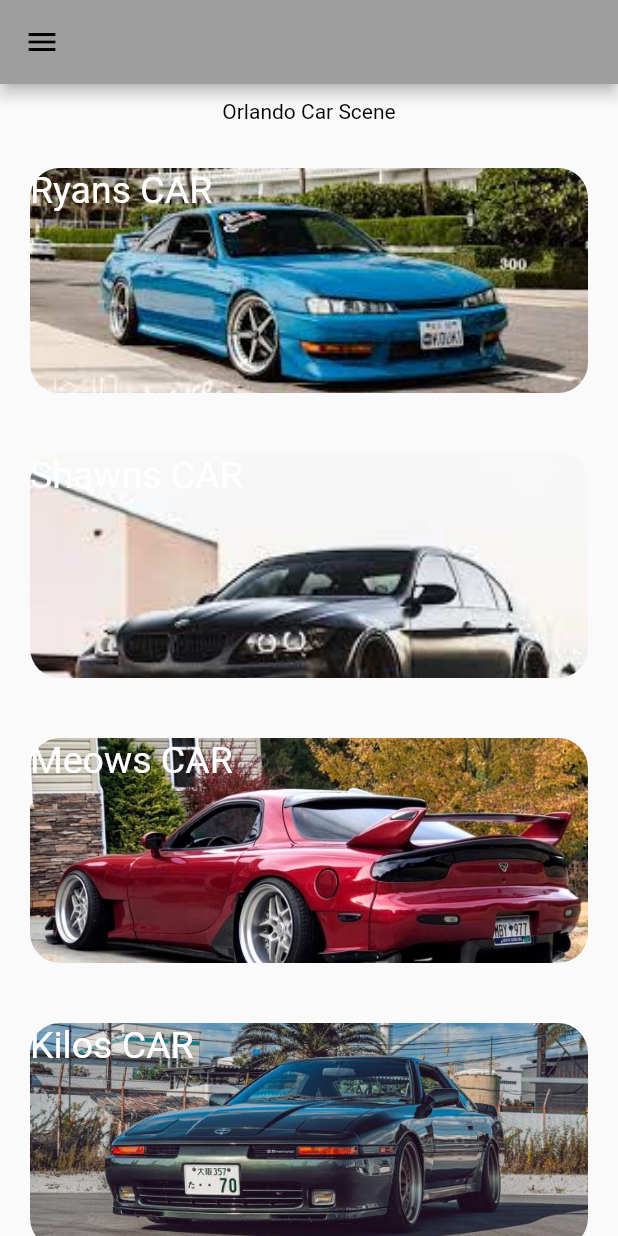
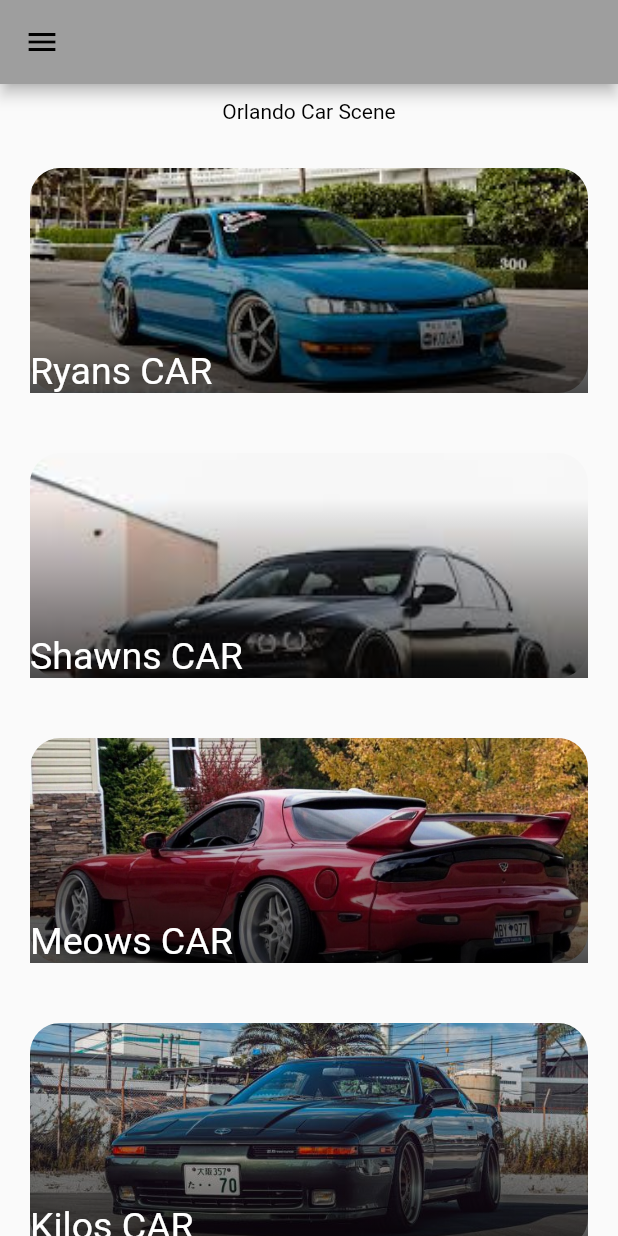
Before and after one commit to Luna-Development/street_scene, a Flutter app: the screen it shows once a user with an empty profile is signed in, on a phone screen of 412 x 824 dp. Run offline on Flutter 3.47's test engine with Material 2 defaults, Android fonts, the phone set to English and light mode, and no system bars; our stand-ins replace firebase_auth, firebase_core; accounts and stored records are empty; network calls fail.

Commit message:
finished viewcar ui and pass object to new page

```diff
--- a/lib/screens/home_screen.dart
+++ b/lib/screens/home_screen.dart
@@ -1,7 +1,7 @@
 import 'package:flutter/material.dart';
 import 'package:street_scene/models/car_model.dart';
 import 'package:street_scene/models/utils.dart';
-import 'package:vertical_card_pager/vertical_card_pager.dart';
+import 'package:street_scene/screens/selectedcard.dart';
 
 class HomeScreen extends StatelessWidget {
   List<ShowCars> showcars = Utils.getShowCars();
@@ -31,7 +31,18 @@ class HomeScreen extends StatelessWidget {
               child: ListView.builder(
                 itemCount: showcars.length,
                 itemBuilder: (BuildContext ctx, int index) {
-                  return Container(
+                  return GestureDetector(
+                    onTap: () {
+                      Navigator.push(
+                        context,
+                        MaterialPageRoute(
+                          builder: (context) => SelectedCard(
+                            showCars: this.showcars[index],
+                          ),
+                        ),
+                      );
+                    },
+                    child: Container(
                       margin: EdgeInsets.all(20),
                       height: 150,
                       child: Stack(
@@ -47,7 +58,26 @@ class HomeScreen extends StatelessWidget {
                               ),
                             ),
                           ),
-                        Row(
+                          Positioned(
+                            bottom: 0,
+                            left: 0,
+                            right: 0,
+                            child: Container(
+                              height: 120,
+                              decoration: BoxDecoration(
+                                gradient: LinearGradient(
+                                    begin: Alignment.bottomCenter,
+                                    end: Alignment.topCenter,
+                                    colors: [
+                                      Colors.black.withOpacity(0.7),
+                                      Colors.transparent
+                                    ]),
+                              ),
+                            ),
+                          ),
+                          Positioned(
+                            bottom: 0,
+                            child: Row(
                               children: [
                                 Text(
                                   showcars[index].name,
@@ -55,10 +85,12 @@ class HomeScreen extends StatelessWidget {
                                     color: Colors.white,
                                     fontSize: 25,
                                   ),
+                                ),
+                              ],
+                            ),
                           )
                         ],
-                        )
-                      ],
+                      ),
                     ),
                   );
                 },
@@ -67,114 +99,6 @@ class HomeScreen extends StatelessWidget {
           ],
         ),
       ),
-
-      // appBar: AppBar(
-      //   title: Text(
-      //     'Home',
-      //     style: TextStyle(color: Colors.white),
-      //   ),
-      //   backgroundColor: Colors.black,
-      // ),
-      // body: Container(
-      //   decoration: const BoxDecoration(
-      //     image: DecorationImage(
-      //         fit: BoxFit.fill,
-      //         image: NetworkImage(
-      //             'https://images.fineartamerica.com/images/artworkimages/mediumlarge/2/tokyo-lights-armand-michel.jpg'),
-      //         opacity: 0.8),
-      //   ),
-      //   child: Column(
-      //     children: [
-      //       Expanded(
-      //         child: ListView(
-      //           children: [
-      //             Container(
-      //               margin: const EdgeInsets.all(10),
-      //               height: 200,
-      //               padding: const EdgeInsets.all(20),
-      //               child: Container(
-      //                 decoration: const BoxDecoration(
-      //                   image: DecorationImage(
-      //                     fit: BoxFit.cover,
-      //                     image: NetworkImage(
-      //                         'https://miro.medium.com/max/1200/1*7H3hVeIz5U1Y0ri-JtptRA.jpeg'),
-      //                   ),
-      //                   color: Colors.black,
-      //                   borderRadius: BorderRadius.all(
-      //                     Radius.circular(20),
-      //                   ),
-      //                 ),
-      //                 child: Text('MEOW MEOW'),
-      //               ),
-      //             ),
-      //             Container(
-      //               margin: const EdgeInsets.all(10),
-      //               height: 200,
-      //               padding: const EdgeInsets.all(20),
-      //               child: Container(
-      //                 decoration: const BoxDecoration(
-      //                   image: DecorationImage(
-      //                     fit: BoxFit.cover,
-      //                     image: NetworkImage(
-      //                         'https://encrypted-tbn0.gstatic.com/images?q=tbn:ANd9GcSEpfoTEcoPPP2IWTJ9oX_shpTcszxokI3gMQ&usqp=CAU'),
-      //                   ),
-      //                   color: Colors.black,
-      //                   borderRadius: BorderRadius.all(
-      //                     Radius.circular(20),
-      //                   ),
-      //                 ),
-      //               ),
-      //             ),
-      //             Container(
-      //               margin: const EdgeInsets.all(10),
-      //               height: 200,
-      //               padding: const EdgeInsets.all(20),
-      //               child: Container(
-      //                 decoration: const BoxDecoration(
-      //                   image: DecorationImage(
-      //                     fit: BoxFit.cover,
-      //                     image: NetworkImage(
-      //                         'https://cdna1.zoeysite.com/Adzpo594RQGDpLcjBynL1z/cache=expiry:31536000//auto_image/compress/https://s3.amazonaws.com/zcom-media/sites/a0iE000000GDpYmIAL/media/catalog/product/s/t/streetfighterla_bmw_e90_widebody_kit_dsg_performance_3.jpg'),
-      //                   ),
-      //                   color: Colors.black,
-      //                   borderRadius: BorderRadius.all(
-      //                     Radius.circular(20),
-      //                   ),
-      //                 ),
-      //               ),
-      //             ),
-      //             Container(
-      //               margin: const EdgeInsets.all(10),
-      //               height: 200,
-      //               padding: const EdgeInsets.all(20),
-      //               child: Container(
-      //                 decoration: const BoxDecoration(
-      //                   image: DecorationImage(
-      //                     fit: BoxFit.cover,
-      //                     image: NetworkImage(
-      //                         'https://www.tuningblog.eu/wp-content/uploads/2021/12/Toyota-Supra-Mk3-JZA70-VIP-Tuning-26.jpg'),
-      //                   ),
-      //                   color: Colors.black,
-      //                   borderRadius: BorderRadius.all(
-      //                     Radius.circular(20),
-      //                   ),
-      //                 ),
-      //               ),
-      //             ),
-      //           ],
-      //         ),
-      //       ),
-      //       Center(
-      //         child: ElevatedButton(
-      //           child: Text('Logout'),
-      //           onPressed: () {
-      //             Navigator.pushNamed(context, '/login');
-      //           },
-      //         ),
-      //       )
-      //     ],
-      //   ),
-      // ),
     );
   }
 }
```
Also changed, not shown: lib/screens/selectedcard.dart (added, +23 -0 lines), lib/screens/show_car_cards.dart (added, +10 -0 lines). Lines whose indentation alone changed are shown as unchanged.
